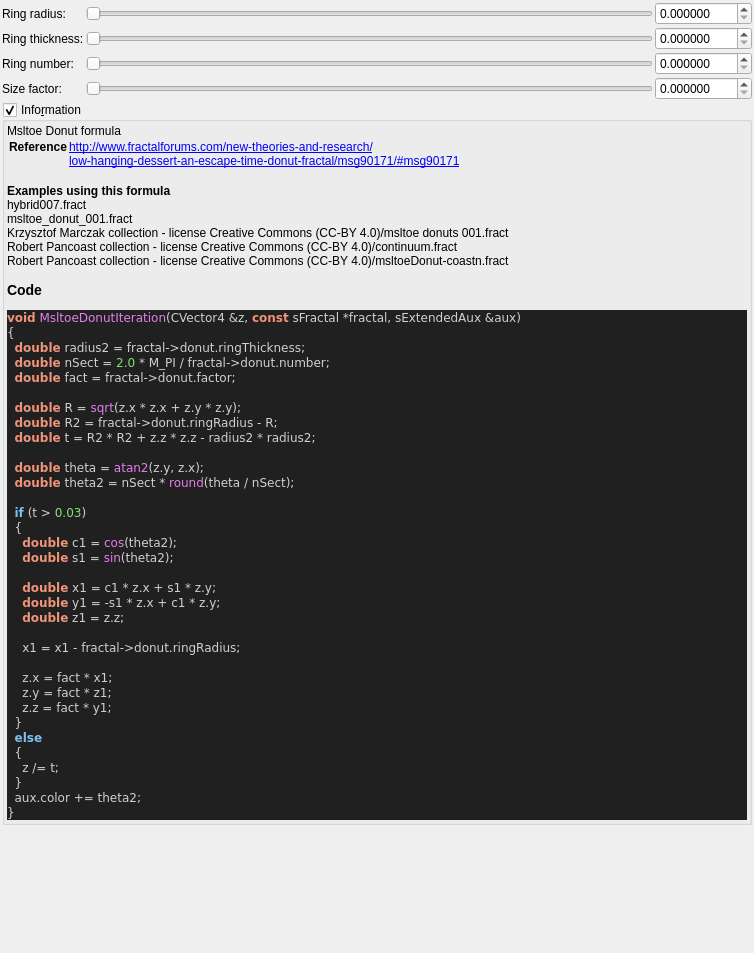
Old version of the form mandelbulber2/formula/ui/fractal_msltoe_donut.ui in the repository buddhi1980/mandelbulber2.
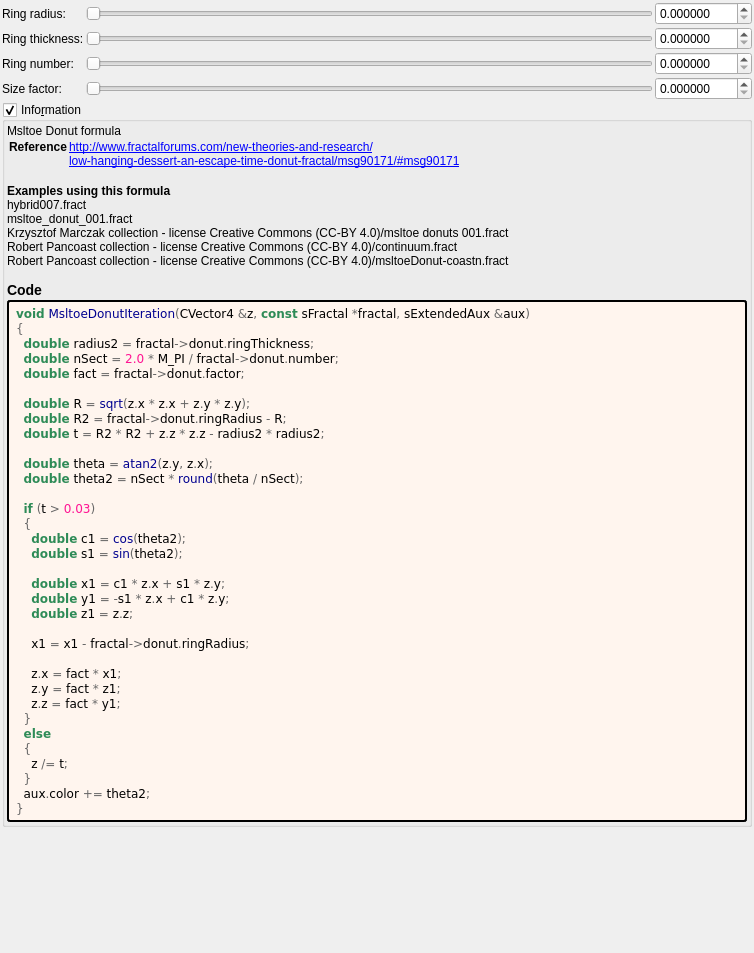
New version of the form. Custom widgets are drawn as their Qt base class.

```diff
--- a/mandelbulber2/formula/ui/fractal_msltoe_donut.ui
+++ b/mandelbulber2/formula/ui/fractal_msltoe_donut.ui
@@ -280,49 +280,64 @@
        <number>2</number>
       </property>
       <item>
-       <widget class="QLabel" name="label_code_content">
+	   <widget class="QLabel" name="label_information_general">
         <property name="text">
          <string notr="true">&lt;p&gt;Msltoe Donut formula&lt;/p&gt;&lt;table&gt;
 &lt;tr&gt;&lt;th&gt;Reference&lt;/th&gt;&lt;td&gt;&lt;a href=&quot;http://www.fractalforums.com/new-theories-and-research/&quot;&gt;http://www.fractalforums.com/new-theories-and-research/&lt;br&gt;
 &lt;a href=&quot;low-hanging-dessert-an-escape-time-donut-fractal/msg90171/#msg90171&quot;&gt;low-hanging-dessert-an-escape-time-donut-fractal/msg90171/#msg90171&lt;br&gt;
 &lt;/td&gt;&lt;/tr&gt;
 &lt;/table&gt;
-&lt;br&gt;&lt;b&gt;Examples using this formula&lt;/b&gt;&lt;br&gt;hybrid007.fract&lt;br&gt;msltoe_donut_001.fract&lt;br&gt;Krzysztof Marczak collection - license Creative Commons (CC-BY 4.0)/msltoe donuts 001.fract&lt;br&gt;Robert Pancoast collection - license Creative Commons (CC-BY 4.0)/continuum.fract&lt;br&gt;Robert Pancoast collection - license Creative Commons (CC-BY 4.0)/msltoeDonut-coastn.fract&lt;h3&gt;Code&lt;/h3&gt;
-&lt;body style=&quot;background-color:#202020&quot;&gt;
-&lt;pre style=&quot;color:#d0d0d0; background-color:#202020;  font-family:'Courier New',monospace;&quot;&gt;&lt;span style=&quot;color:#f09479; font-weight:bold&quot;&gt;void&lt;/span&gt; &lt;span style=&quot;color:#e47eed&quot;&gt;MsltoeDonutIteration&lt;/span&gt;&lt;span style=&quot;color:#d0d0d0&quot;&gt;(&lt;/span&gt;CVector4 &lt;span style=&quot;color:#d0d0d0&quot;&gt;&amp;amp;&lt;/span&gt;z&lt;span style=&quot;color:#d0d0d0&quot;&gt;,&lt;/span&gt; &lt;span style=&quot;color:#f09479; font-weight:bold&quot;&gt;const&lt;/span&gt; sFractal &lt;span style=&quot;color:#d0d0d0&quot;&gt;*&lt;/span&gt;fractal&lt;span style=&quot;color:#d0d0d0&quot;&gt;,&lt;/span&gt; sExtendedAux &lt;span style=&quot;color:#d0d0d0&quot;&gt;&amp;amp;&lt;/span&gt;aux&lt;span style=&quot;color:#d0d0d0&quot;&gt;)&lt;/span&gt;
-&lt;span style=&quot;color:#d0d0d0&quot;&gt;{&lt;/span&gt;
-  &lt;span style=&quot;color:#f09479; font-weight:bold&quot;&gt;double&lt;/span&gt; radius2 &lt;span style=&quot;color:#d0d0d0&quot;&gt;=&lt;/span&gt; fractal&lt;span style=&quot;color:#d0d0d0&quot;&gt;-&amp;gt;&lt;/span&gt;donut&lt;span style=&quot;color:#d0d0d0&quot;&gt;.&lt;/span&gt;ringThickness&lt;span style=&quot;color:#d0d0d0&quot;&gt;;&lt;/span&gt;
-  &lt;span style=&quot;color:#f09479; font-weight:bold&quot;&gt;double&lt;/span&gt; nSect &lt;span style=&quot;color:#d0d0d0&quot;&gt;=&lt;/span&gt; &lt;span style=&quot;color:#87df71&quot;&gt;2.0&lt;/span&gt; &lt;span style=&quot;color:#d0d0d0&quot;&gt;*&lt;/span&gt; M_PI &lt;span style=&quot;color:#d0d0d0&quot;&gt;/&lt;/span&gt; fractal&lt;span style=&quot;color:#d0d0d0&quot;&gt;-&amp;gt;&lt;/span&gt;donut&lt;span style=&quot;color:#d0d0d0&quot;&gt;.&lt;/span&gt;number&lt;span style=&quot;color:#d0d0d0&quot;&gt;;&lt;/span&gt;
-  &lt;span style=&quot;color:#f09479; font-weight:bold&quot;&gt;double&lt;/span&gt; fact &lt;span style=&quot;color:#d0d0d0&quot;&gt;=&lt;/span&gt; fractal&lt;span style=&quot;color:#d0d0d0&quot;&gt;-&amp;gt;&lt;/span&gt;donut&lt;span style=&quot;color:#d0d0d0&quot;&gt;.&lt;/span&gt;factor&lt;span style=&quot;color:#d0d0d0&quot;&gt;;&lt;/span&gt;
+&lt;br&gt;&lt;b&gt;Examples using this formula&lt;/b&gt;&lt;br&gt;hybrid007.fract&lt;br&gt;msltoe_donut_001.fract&lt;br&gt;Krzysztof Marczak collection - license Creative Commons (CC-BY 4.0)/msltoe donuts 001.fract&lt;br&gt;Robert Pancoast collection - license Creative Commons (CC-BY 4.0)/continuum.fract&lt;br&gt;Robert Pancoast collection - license Creative Commons (CC-BY 4.0)/msltoeDonut-coastn.fract&lt;h3&gt;Code&lt;/h3&gt;</string>
+		</property>
+		<property name="wordWrap">
+		 <bool>true</bool>
+		</property>
+		<property name="openExternalLinks">
+		 <bool>true</bool>
+		</property>
+		<property name="textInteractionFlags">
+		 <set>Qt::LinksAccessibleByMouse|Qt::TextSelectableByMouse</set>
+		</property>
+		</widget>
+	   </item>
+	   <item>
+	    <widget class="QLabel" name="label_code_content">
+		 <property name="text">
+		  <string notr="true">&lt;body style=&quot;background-color:#fff5ee&quot;&gt;
+&lt;pre style=&quot;color:#000000; background-color:#fff5ee;  font-family:'Courier New',monospace;&quot;&gt;&lt;span style=&quot;color:#2e8b57; font-weight:bold&quot;&gt;void&lt;/span&gt; &lt;span style=&quot;color:#00008f&quot;&gt;MsltoeDonutIteration&lt;/span&gt;&lt;span style=&quot;color:#676767&quot;&gt;(&lt;/span&gt;CVector4 &lt;span style=&quot;color:#676767&quot;&gt;&amp;amp;&lt;/span&gt;z&lt;span style=&quot;color:#676767&quot;&gt;,&lt;/span&gt; &lt;span style=&quot;color:#2e8b57; font-weight:bold&quot;&gt;const&lt;/span&gt; sFractal &lt;span style=&quot;color:#676767&quot;&gt;*&lt;/span&gt;fractal&lt;span style=&quot;color:#676767&quot;&gt;,&lt;/span&gt; sExtendedAux &lt;span style=&quot;color:#676767&quot;&gt;&amp;amp;&lt;/span&gt;aux&lt;span style=&quot;color:#676767&quot;&gt;)&lt;/span&gt;
+&lt;span style=&quot;color:#676767&quot;&gt;{&lt;/span&gt;
+  &lt;span style=&quot;color:#2e8b57; font-weight:bold&quot;&gt;double&lt;/span&gt; radius2 &lt;span style=&quot;color:#676767&quot;&gt;=&lt;/span&gt; fractal&lt;span style=&quot;color:#676767&quot;&gt;-&amp;gt;&lt;/span&gt;donut&lt;span style=&quot;color:#676767&quot;&gt;.&lt;/span&gt;ringThickness&lt;span style=&quot;color:#676767&quot;&gt;;&lt;/span&gt;
+  &lt;span style=&quot;color:#2e8b57; font-weight:bold&quot;&gt;double&lt;/span&gt; nSect &lt;span style=&quot;color:#676767&quot;&gt;=&lt;/span&gt; &lt;span style=&quot;color:#ff1493&quot;&gt;2.0&lt;/span&gt; &lt;span style=&quot;color:#676767&quot;&gt;*&lt;/span&gt; M_PI &lt;span style=&quot;color:#676767&quot;&gt;/&lt;/span&gt; fractal&lt;span style=&quot;color:#676767&quot;&gt;-&amp;gt;&lt;/span&gt;donut&lt;span style=&quot;color:#676767&quot;&gt;.&lt;/span&gt;number&lt;span style=&quot;color:#676767&quot;&gt;;&lt;/span&gt;
+  &lt;span style=&quot;color:#2e8b57; font-weight:bold&quot;&gt;double&lt;/span&gt; fact &lt;span style=&quot;color:#676767&quot;&gt;=&lt;/span&gt; fractal&lt;span style=&quot;color:#676767&quot;&gt;-&amp;gt;&lt;/span&gt;donut&lt;span style=&quot;color:#676767&quot;&gt;.&lt;/span&gt;factor&lt;span style=&quot;color:#676767&quot;&gt;;&lt;/span&gt;
 
-  &lt;span style=&quot;color:#f09479; font-weight:bold&quot;&gt;double&lt;/span&gt; R &lt;span style=&quot;color:#d0d0d0&quot;&gt;=&lt;/span&gt; &lt;span style=&quot;color:#e47eed&quot;&gt;sqrt&lt;/span&gt;&lt;span style=&quot;color:#d0d0d0&quot;&gt;(&lt;/span&gt;z&lt;span style=&quot;color:#d0d0d0&quot;&gt;.&lt;/span&gt;x &lt;span style=&quot;color:#d0d0d0&quot;&gt;*&lt;/span&gt; z&lt;span style=&quot;color:#d0d0d0&quot;&gt;.&lt;/span&gt;x &lt;span style=&quot;color:#d0d0d0&quot;&gt;+&lt;/span&gt; z&lt;span style=&quot;color:#d0d0d0&quot;&gt;.&lt;/span&gt;y &lt;span style=&quot;color:#d0d0d0&quot;&gt;*&lt;/span&gt; z&lt;span style=&quot;color:#d0d0d0&quot;&gt;.&lt;/span&gt;y&lt;span style=&quot;color:#d0d0d0&quot;&gt;);&lt;/span&gt;
-  &lt;span style=&quot;color:#f09479; font-weight:bold&quot;&gt;double&lt;/span&gt; R2 &lt;span style=&quot;color:#d0d0d0&quot;&gt;=&lt;/span&gt; fractal&lt;span style=&quot;color:#d0d0d0&quot;&gt;-&amp;gt;&lt;/span&gt;donut&lt;span style=&quot;color:#d0d0d0&quot;&gt;.&lt;/span&gt;ringRadius &lt;span style=&quot;color:#d0d0d0&quot;&gt;-&lt;/span&gt; R&lt;span style=&quot;color:#d0d0d0&quot;&gt;;&lt;/span&gt;
-  &lt;span style=&quot;color:#f09479; font-weight:bold&quot;&gt;double&lt;/span&gt; t &lt;span style=&quot;color:#d0d0d0&quot;&gt;=&lt;/span&gt; R2 &lt;span style=&quot;color:#d0d0d0&quot;&gt;*&lt;/span&gt; R2 &lt;span style=&quot;color:#d0d0d0&quot;&gt;+&lt;/span&gt; z&lt;span style=&quot;color:#d0d0d0&quot;&gt;.&lt;/span&gt;z &lt;span style=&quot;color:#d0d0d0&quot;&gt;*&lt;/span&gt; z&lt;span style=&quot;color:#d0d0d0&quot;&gt;.&lt;/span&gt;z &lt;span style=&quot;color:#d0d0d0&quot;&gt;-&lt;/span&gt; radius2 &lt;span style=&quot;color:#d0d0d0&quot;&gt;*&lt;/span&gt; radius2&lt;span style=&quot;color:#d0d0d0&quot;&gt;;&lt;/span&gt;
+  &lt;span style=&quot;color:#2e8b57; font-weight:bold&quot;&gt;double&lt;/span&gt; R &lt;span style=&quot;color:#676767&quot;&gt;=&lt;/span&gt; &lt;span style=&quot;color:#00008f&quot;&gt;sqrt&lt;/span&gt;&lt;span style=&quot;color:#676767&quot;&gt;(&lt;/span&gt;z&lt;span style=&quot;color:#676767&quot;&gt;.&lt;/span&gt;x &lt;span style=&quot;color:#676767&quot;&gt;*&lt;/span&gt; z&lt;span style=&quot;color:#676767&quot;&gt;.&lt;/span&gt;x &lt;span style=&quot;color:#676767&quot;&gt;+&lt;/span&gt; z&lt;span style=&quot;color:#676767&quot;&gt;.&lt;/span&gt;y &lt;span style=&quot;color:#676767&quot;&gt;*&lt;/span&gt; z&lt;span style=&quot;color:#676767&quot;&gt;.&lt;/span&gt;y&lt;span style=&quot;color:#676767&quot;&gt;);&lt;/span&gt;
+  &lt;span style=&quot;color:#2e8b57; font-weight:bold&quot;&gt;double&lt;/span&gt; R2 &lt;span style=&quot;color:#676767&quot;&gt;=&lt;/span&gt; fractal&lt;span style=&quot;color:#676767&quot;&gt;-&amp;gt;&lt;/span&gt;donut&lt;span style=&quot;color:#676767&quot;&gt;.&lt;/span&gt;ringRadius &lt;span style=&quot;color:#676767&quot;&gt;-&lt;/span&gt; R&lt;span style=&quot;color:#676767&quot;&gt;;&lt;/span&gt;
+  &lt;span style=&quot;color:#2e8b57; font-weight:bold&quot;&gt;double&lt;/span&gt; t &lt;span style=&quot;color:#676767&quot;&gt;=&lt;/span&gt; R2 &lt;span style=&quot;color:#676767&quot;&gt;*&lt;/span&gt; R2 &lt;span style=&quot;color:#676767&quot;&gt;+&lt;/span&gt; z&lt;span style=&quot;color:#676767&quot;&gt;.&lt;/span&gt;z &lt;span style=&quot;color:#676767&quot;&gt;*&lt;/span&gt; z&lt;span style=&quot;color:#676767&quot;&gt;.&lt;/span&gt;z &lt;span style=&quot;color:#676767&quot;&gt;-&lt;/span&gt; radius2 &lt;span style=&quot;color:#676767&quot;&gt;*&lt;/span&gt; radius2&lt;span style=&quot;color:#676767&quot;&gt;;&lt;/span&gt;
 
-  &lt;span style=&quot;color:#f09479; font-weight:bold&quot;&gt;double&lt;/span&gt; theta &lt;span style=&quot;color:#d0d0d0&quot;&gt;=&lt;/span&gt; &lt;span style=&quot;color:#e47eed&quot;&gt;atan2&lt;/span&gt;&lt;span style=&quot;color:#d0d0d0&quot;&gt;(&lt;/span&gt;z&lt;span style=&quot;color:#d0d0d0&quot;&gt;.&lt;/span&gt;y&lt;span style=&quot;color:#d0d0d0&quot;&gt;,&lt;/span&gt; z&lt;span style=&quot;color:#d0d0d0&quot;&gt;.&lt;/span&gt;x&lt;span style=&quot;color:#d0d0d0&quot;&gt;);&lt;/span&gt;
-  &lt;span style=&quot;color:#f09479; font-weight:bold&quot;&gt;double&lt;/span&gt; theta2 &lt;span style=&quot;color:#d0d0d0&quot;&gt;=&lt;/span&gt; nSect &lt;span style=&quot;color:#d0d0d0&quot;&gt;*&lt;/span&gt; &lt;span style=&quot;color:#e47eed&quot;&gt;round&lt;/span&gt;&lt;span style=&quot;color:#d0d0d0&quot;&gt;(&lt;/span&gt;theta &lt;span style=&quot;color:#d0d0d0&quot;&gt;/&lt;/span&gt; nSect&lt;span style=&quot;color:#d0d0d0&quot;&gt;);&lt;/span&gt;
+  &lt;span style=&quot;color:#2e8b57; font-weight:bold&quot;&gt;double&lt;/span&gt; theta &lt;span style=&quot;color:#676767&quot;&gt;=&lt;/span&gt; &lt;span style=&quot;color:#00008f&quot;&gt;atan2&lt;/span&gt;&lt;span style=&quot;color:#676767&quot;&gt;(&lt;/span&gt;z&lt;span style=&quot;color:#676767&quot;&gt;.&lt;/span&gt;y&lt;span style=&quot;color:#676767&quot;&gt;,&lt;/span&gt; z&lt;span style=&quot;color:#676767&quot;&gt;.&lt;/span&gt;x&lt;span style=&quot;color:#676767&quot;&gt;);&lt;/span&gt;
+  &lt;span style=&quot;color:#2e8b57; font-weight:bold&quot;&gt;double&lt;/span&gt; theta2 &lt;span style=&quot;color:#676767&quot;&gt;=&lt;/span&gt; nSect &lt;span style=&quot;color:#676767&quot;&gt;*&lt;/span&gt; &lt;span style=&quot;color:#00008f&quot;&gt;round&lt;/span&gt;&lt;span style=&quot;color:#676767&quot;&gt;(&lt;/span&gt;theta &lt;span style=&quot;color:#676767&quot;&gt;/&lt;/span&gt; nSect&lt;span style=&quot;color:#676767&quot;&gt;);&lt;/span&gt;
 
-  &lt;span style=&quot;color:#7ec0ee; font-weight:bold&quot;&gt;if&lt;/span&gt; &lt;span style=&quot;color:#d0d0d0&quot;&gt;(&lt;/span&gt;t &lt;span style=&quot;color:#d0d0d0&quot;&gt;&amp;gt;&lt;/span&gt; &lt;span style=&quot;color:#87df71&quot;&gt;0.03&lt;/span&gt;&lt;span style=&quot;color:#d0d0d0&quot;&gt;)&lt;/span&gt;
-  &lt;span style=&quot;color:#d0d0d0&quot;&gt;{&lt;/span&gt;
-    &lt;span style=&quot;color:#f09479; font-weight:bold&quot;&gt;double&lt;/span&gt; c1 &lt;span style=&quot;color:#d0d0d0&quot;&gt;=&lt;/span&gt; &lt;span style=&quot;color:#e47eed&quot;&gt;cos&lt;/span&gt;&lt;span style=&quot;color:#d0d0d0&quot;&gt;(&lt;/span&gt;theta2&lt;span style=&quot;color:#d0d0d0&quot;&gt;);&lt;/span&gt;
-    &lt;span style=&quot;color:#f09479; font-weight:bold&quot;&gt;double&lt;/span&gt; s1 &lt;span style=&quot;color:#d0d0d0&quot;&gt;=&lt;/span&gt; &lt;span style=&quot;color:#e47eed&quot;&gt;sin&lt;/span&gt;&lt;span style=&quot;color:#d0d0d0&quot;&gt;(&lt;/span&gt;theta2&lt;span style=&quot;color:#d0d0d0&quot;&gt;);&lt;/span&gt;
+  &lt;span style=&quot;color:#2e8b57; font-weight:bold&quot;&gt;if&lt;/span&gt; &lt;span style=&quot;color:#676767&quot;&gt;(&lt;/span&gt;t &lt;span style=&quot;color:#676767&quot;&gt;&amp;gt;&lt;/span&gt; &lt;span style=&quot;color:#ff1493&quot;&gt;0.03&lt;/span&gt;&lt;span style=&quot;color:#676767&quot;&gt;)&lt;/span&gt;
+  &lt;span style=&quot;color:#676767&quot;&gt;{&lt;/span&gt;
+    &lt;span style=&quot;color:#2e8b57; font-weight:bold&quot;&gt;double&lt;/span&gt; c1 &lt;span style=&quot;color:#676767&quot;&gt;=&lt;/span&gt; &lt;span style=&quot;color:#00008f&quot;&gt;cos&lt;/span&gt;&lt;span style=&quot;color:#676767&quot;&gt;(&lt;/span&gt;theta2&lt;span style=&quot;color:#676767&quot;&gt;);&lt;/span&gt;
+    &lt;span style=&quot;color:#2e8b57; font-weight:bold&quot;&gt;double&lt;/span&gt; s1 &lt;span style=&quot;color:#676767&quot;&gt;=&lt;/span&gt; &lt;span style=&quot;color:#00008f&quot;&gt;sin&lt;/span&gt;&lt;span style=&quot;color:#676767&quot;&gt;(&lt;/span&gt;theta2&lt;span style=&quot;color:#676767&quot;&gt;);&lt;/span&gt;
 
-    &lt;span style=&quot;color:#f09479; font-weight:bold&quot;&gt;double&lt;/span&gt; x1 &lt;span style=&quot;color:#d0d0d0&quot;&gt;=&lt;/span&gt; c1 &lt;span style=&quot;color:#d0d0d0&quot;&gt;*&lt;/span&gt; z&lt;span style=&quot;color:#d0d0d0&quot;&gt;.&lt;/span&gt;x &lt;span style=&quot;color:#d0d0d0&quot;&gt;+&lt;/span&gt; s1 &lt;span style=&quot;color:#d0d0d0&quot;&gt;*&lt;/span&gt; z&lt;span style=&quot;color:#d0d0d0&quot;&gt;.&lt;/span&gt;y&lt;span style=&quot;color:#d0d0d0&quot;&gt;;&lt;/span&gt;
-    &lt;span style=&quot;color:#f09479; font-weight:bold&quot;&gt;double&lt;/span&gt; y1 &lt;span style=&quot;color:#d0d0d0&quot;&gt;= -&lt;/span&gt;s1 &lt;span style=&quot;color:#d0d0d0&quot;&gt;*&lt;/span&gt; z&lt;span style=&quot;color:#d0d0d0&quot;&gt;.&lt;/span&gt;x &lt;span style=&quot;color:#d0d0d0&quot;&gt;+&lt;/span&gt; c1 &lt;span style=&quot;color:#d0d0d0&quot;&gt;*&lt;/span&gt; z&lt;span style=&quot;color:#d0d0d0&quot;&gt;.&lt;/span&gt;y&lt;span style=&quot;color:#d0d0d0&quot;&gt;;&lt;/span&gt;
-    &lt;span style=&quot;color:#f09479; font-weight:bold&quot;&gt;double&lt;/span&gt; z1 &lt;span style=&quot;color:#d0d0d0&quot;&gt;=&lt;/span&gt; z&lt;span style=&quot;color:#d0d0d0&quot;&gt;.&lt;/span&gt;z&lt;span style=&quot;color:#d0d0d0&quot;&gt;;&lt;/span&gt;
+    &lt;span style=&quot;color:#2e8b57; font-weight:bold&quot;&gt;double&lt;/span&gt; x1 &lt;span style=&quot;color:#676767&quot;&gt;=&lt;/span&gt; c1 &lt;span style=&quot;color:#676767&quot;&gt;*&lt;/span&gt; z&lt;span style=&quot;color:#676767&quot;&gt;.&lt;/span&gt;x &lt;span style=&quot;color:#676767&quot;&gt;+&lt;/span&gt; s1 &lt;span style=&quot;color:#676767&quot;&gt;*&lt;/span&gt; z&lt;span style=&quot;color:#676767&quot;&gt;.&lt;/span&gt;y&lt;span style=&quot;color:#676767&quot;&gt;;&lt;/span&gt;
+    &lt;span style=&quot;color:#2e8b57; font-weight:bold&quot;&gt;double&lt;/span&gt; y1 &lt;span style=&quot;color:#676767&quot;&gt;= -&lt;/span&gt;s1 &lt;span style=&quot;color:#676767&quot;&gt;*&lt;/span&gt; z&lt;span style=&quot;color:#676767&quot;&gt;.&lt;/span&gt;x &lt;span style=&quot;color:#676767&quot;&gt;+&lt;/span&gt; c1 &lt;span style=&quot;color:#676767&quot;&gt;*&lt;/span&gt; z&lt;span style=&quot;color:#676767&quot;&gt;.&lt;/span&gt;y&lt;span style=&quot;color:#676767&quot;&gt;;&lt;/span&gt;
+    &lt;span style=&quot;color:#2e8b57; font-weight:bold&quot;&gt;double&lt;/span&gt; z1 &lt;span style=&quot;color:#676767&quot;&gt;=&lt;/span&gt; z&lt;span style=&quot;color:#676767&quot;&gt;.&lt;/span&gt;z&lt;span style=&quot;color:#676767&quot;&gt;;&lt;/span&gt;
 
-    x1 &lt;span style=&quot;color:#d0d0d0&quot;&gt;=&lt;/span&gt; x1 &lt;span style=&quot;color:#d0d0d0&quot;&gt;-&lt;/span&gt; fractal&lt;span style=&quot;color:#d0d0d0&quot;&gt;-&amp;gt;&lt;/span&gt;donut&lt;span style=&quot;color:#d0d0d0&quot;&gt;.&lt;/span&gt;ringRadius&lt;span style=&quot;color:#d0d0d0&quot;&gt;;&lt;/span&gt;
+    x1 &lt;span style=&quot;color:#676767&quot;&gt;=&lt;/span&gt; x1 &lt;span style=&quot;color:#676767&quot;&gt;-&lt;/span&gt; fractal&lt;span style=&quot;color:#676767&quot;&gt;-&amp;gt;&lt;/span&gt;donut&lt;span style=&quot;color:#676767&quot;&gt;.&lt;/span&gt;ringRadius&lt;span style=&quot;color:#676767&quot;&gt;;&lt;/span&gt;
 
-    z&lt;span style=&quot;color:#d0d0d0&quot;&gt;.&lt;/span&gt;x &lt;span style=&quot;color:#d0d0d0&quot;&gt;=&lt;/span&gt; fact &lt;span style=&quot;color:#d0d0d0&quot;&gt;*&lt;/span&gt; x1&lt;span style=&quot;color:#d0d0d0&quot;&gt;;&lt;/span&gt;
-    z&lt;span style=&quot;color:#d0d0d0&quot;&gt;.&lt;/span&gt;y &lt;span style=&quot;color:#d0d0d0&quot;&gt;=&lt;/span&gt; fact &lt;span style=&quot;color:#d0d0d0&quot;&gt;*&lt;/span&gt; z1&lt;span style=&quot;color:#d0d0d0&quot;&gt;;&lt;/span&gt;
-    z&lt;span style=&quot;color:#d0d0d0&quot;&gt;.&lt;/span&gt;z &lt;span style=&quot;color:#d0d0d0&quot;&gt;=&lt;/span&gt; fact &lt;span style=&quot;color:#d0d0d0&quot;&gt;*&lt;/span&gt; y1&lt;span style=&quot;color:#d0d0d0&quot;&gt;;&lt;/span&gt;
-  &lt;span style=&quot;color:#d0d0d0&quot;&gt;}&lt;/span&gt;
-  &lt;span style=&quot;color:#7ec0ee; font-weight:bold&quot;&gt;else&lt;/span&gt;
-  &lt;span style=&quot;color:#d0d0d0&quot;&gt;{&lt;/span&gt;
-    z &lt;span style=&quot;color:#d0d0d0&quot;&gt;/=&lt;/span&gt; t&lt;span style=&quot;color:#d0d0d0&quot;&gt;;&lt;/span&gt;
-  &lt;span style=&quot;color:#d0d0d0&quot;&gt;}&lt;/span&gt;
-  aux&lt;span style=&quot;color:#d0d0d0&quot;&gt;.&lt;/span&gt;color &lt;span style=&quot;color:#d0d0d0&quot;&gt;+=&lt;/span&gt; theta2&lt;span style=&quot;color:#d0d0d0&quot;&gt;;&lt;/span&gt;
-&lt;span style=&quot;color:#d0d0d0&quot;&gt;}&lt;/span&gt;
+    z&lt;span style=&quot;color:#676767&quot;&gt;.&lt;/span&gt;x &lt;span style=&quot;color:#676767&quot;&gt;=&lt;/span&gt; fact &lt;span style=&quot;color:#676767&quot;&gt;*&lt;/span&gt; x1&lt;span style=&quot;color:#676767&quot;&gt;;&lt;/span&gt;
+    z&lt;span style=&quot;color:#676767&quot;&gt;.&lt;/span&gt;y &lt;span style=&quot;color:#676767&quot;&gt;=&lt;/span&gt; fact &lt;span style=&quot;color:#676767&quot;&gt;*&lt;/span&gt; z1&lt;span style=&quot;color:#676767&quot;&gt;;&lt;/span&gt;
+    z&lt;span style=&quot;color:#676767&quot;&gt;.&lt;/span&gt;z &lt;span style=&quot;color:#676767&quot;&gt;=&lt;/span&gt; fact &lt;span style=&quot;color:#676767&quot;&gt;*&lt;/span&gt; y1&lt;span style=&quot;color:#676767&quot;&gt;;&lt;/span&gt;
+  &lt;span style=&quot;color:#676767&quot;&gt;}&lt;/span&gt;
+  &lt;span style=&quot;color:#2e8b57; font-weight:bold&quot;&gt;else&lt;/span&gt;
+  &lt;span style=&quot;color:#676767&quot;&gt;{&lt;/span&gt;
+    z &lt;span style=&quot;color:#676767&quot;&gt;/=&lt;/span&gt; t&lt;span style=&quot;color:#676767&quot;&gt;;&lt;/span&gt;
+  &lt;span style=&quot;color:#676767&quot;&gt;}&lt;/span&gt;
+  aux&lt;span style=&quot;color:#676767&quot;&gt;.&lt;/span&gt;color &lt;span style=&quot;color:#676767&quot;&gt;+=&lt;/span&gt; theta2&lt;span style=&quot;color:#676767&quot;&gt;;&lt;/span&gt;
+&lt;span style=&quot;color:#676767&quot;&gt;}&lt;/span&gt;
 &lt;/pre&gt;
 &lt;/body&gt;</string>
         </property>
@@ -335,6 +350,9 @@
         <property name="textInteractionFlags">
          <set>Qt::LinksAccessibleByMouse|Qt::TextSelectableByMouse</set>
         </property>
+		 <property name="styleSheet">
+		  <string notr="true">border-style: outset; border-width: 2px; border-radius: 3px; border-color: black; background-color: #fff5ee; padding: 4px;</string>
+		  </property>
        </widget>
       </item>
      </layout>
```
Lines whose indentation alone changed are shown as unchanged.
